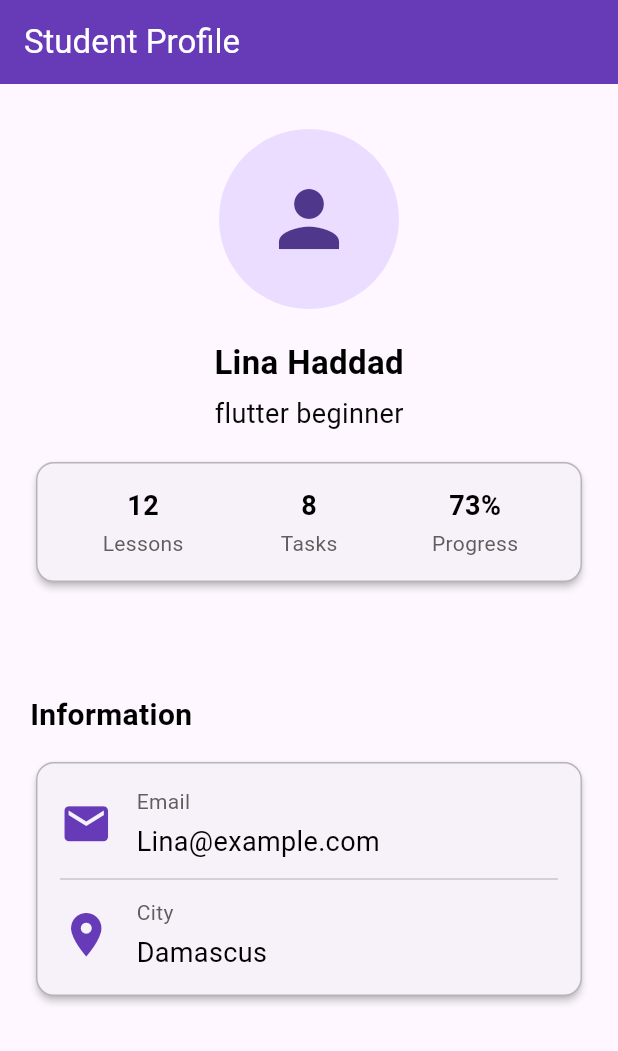
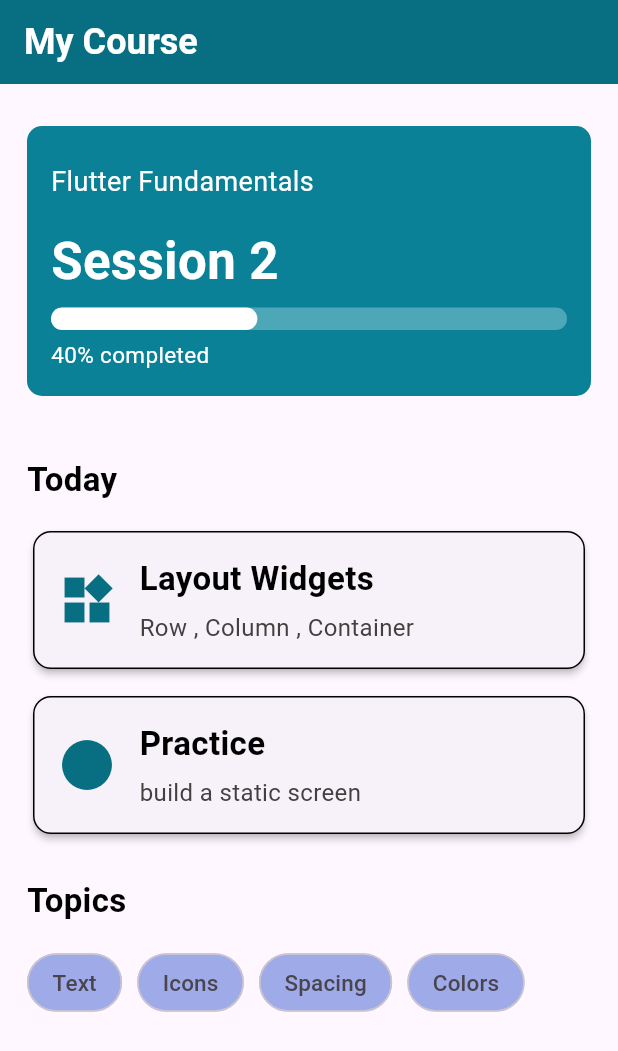
Before and after one commit to samish12/flutter_homeworks, a Flutter app: the screen it shows after launch, on a phone screen of 412 x 824 dp. Shown: the top 1051 px of the screen. Run offline on Flutter 3.47's test engine with Material 3 defaults, Android fonts, the phone set to English and light mode, and no system bars; missing offline and left inert: dart:ffi.

Commit message:
second task done

```diff
--- a/lib/main.dart
+++ b/lib/main.dart
@@ -1,9 +1,10 @@
 import 'package:flutter/material.dart';
 
 import 'task_1_profile.dart';
+import 'task_2_course_dashboard.dart';
 
 void main() {
   runApp(
-    MaterialApp(debugShowCheckedModeBanner: false, home: StudentProfile()),
+    MaterialApp(debugShowCheckedModeBanner: false, home: CourseDashboard()),
   );
 }
--- a/lib/task_2_course_dashboard.dart
+++ b/lib/task_2_course_dashboard.dart
@@ -0,0 +1,206 @@
+import 'dart:ffi';
+
+import 'package:flutter/material.dart';
+
+class CourseDashboard extends StatelessWidget {
+  @override
+  Widget build(BuildContext context) {
+    return Scaffold(
+      appBar: AppBar(
+        title: Text(
+          "My Course",
+          style: TextStyle(
+            fontSize: 24,
+            fontWeight: FontWeight.bold,
+            color: Colors.white,
+          ),
+        ),
+        backgroundColor: Color(0xff086f83),
+      ),
+      body: ListView(
+        padding: EdgeInsets.all(18.0),
+        children: [
+          SizedBox(height: 10),
+          Container(
+            padding: EdgeInsets.all(16.0),
+            height: 180,
+            width: 30,
+            decoration: BoxDecoration(
+              color: Color(0xff0b8197),
+              borderRadius: BorderRadius.circular(10),
+            ),
+            child: Column(
+              crossAxisAlignment: CrossAxisAlignment.start,
+              children: [
+                SizedBox(height: 8),
+                Text(
+                  "Flutter Fundamentals ",
+                  style: TextStyle(fontSize: 18, color: Colors.white),
+                ),
+                SizedBox(height: 16),
+                Text(
+                  "Session 2 ",
+                  style: TextStyle(
+                    fontSize: 34,
+                    fontWeight: FontWeight.bold,
+                    color: Colors.white,
+                  ),
+                ),
+                SizedBox(height: 6),
+                LinearProgressIndicator(
+                  value: 0.4,
+                  backgroundColor: Color(0xff4da7b7),
+                  color: Colors.white,
+                  borderRadius: BorderRadius.circular(10),
+                  minHeight: 15,
+                ),
+                SizedBox(height: 6),
+                Text(
+                  "40% completed",
+                  style: TextStyle(fontSize: 15, color: Colors.white),
+                ),
+              ],
+            ),
+          ),
+          SizedBox(height: 40),
+          Text(
+            "Today",
+            style: TextStyle(
+              fontSize: 22,
+              fontWeight: FontWeight.bold,
+              color: Colors.black,
+            ),
+          ),
+          SizedBox(height: 15),
+          Card(
+            elevation: 2,
+            shape: RoundedRectangleBorder(
+              borderRadius: BorderRadius.circular(12),
+              side: BorderSide(color: Colors.black),
+            ),
+            child: Padding(
+              padding: EdgeInsets.all(16.0),
+              child: Row(
+                children: [
+                  Icon(Icons.widgets, size: 40, color: Color(0xff086f83)),
+                  SizedBox(width: 15),
+                  Expanded(
+                    child: Column(
+                      crossAxisAlignment: CrossAxisAlignment.start,
+                      children: [
+                        Text(
+                          "Layout Widgets",
+                          style: TextStyle(
+                            fontSize: 22,
+                            fontWeight: FontWeight.bold,
+                            color: Colors.black,
+                          ),
+                        ),
+                        SizedBox(height: 6),
+                        Text(
+                          "Row , Column , Container ",
+                          style: TextStyle(
+                            fontSize: 16,
+                            color: const Color.fromARGB(255, 67, 64, 64),
+                          ),
+                        ),
+                      ],
+                    ),
+                  ),
+                ],
+              ),
+            ),
+          ),
+          SizedBox(height: 10),
+          Card(
+            elevation: 2,
+            shape: RoundedRectangleBorder(
+              borderRadius: BorderRadius.circular(12),
+              side: BorderSide(color: Colors.black),
+            ),
+            child: Padding(
+              padding: EdgeInsets.all(16.0),
+              child: Row(
+                children: [
+                  Icon(Icons.circle, size: 40, color: Color(0xff086f83)),
+                  SizedBox(width: 15),
+                  Expanded(
+                    child: Column(
+                      crossAxisAlignment: CrossAxisAlignment.start,
+                      children: [
+                        Text(
+                          "Practice",
+                          style: TextStyle(
+                            fontSize: 22,
+                            fontWeight: FontWeight.bold,
+                            color: Colors.black,
+                          ),
+                        ),
+                        SizedBox(height: 6),
+                        Text(
+                          "build a static screen",
+                          style: TextStyle(
+                            fontSize: 16,
+                            color: const Color.fromARGB(255, 67, 64, 64),
+                          ),
+                        ),
+                      ],
+                    ),
+                  ),
+                ],
+              ),
+            ),
+          ),
+          SizedBox(height: 25),
+          Text(
+            "Topics",
+            style: TextStyle(
+              fontSize: 22,
+              fontWeight: FontWeight.bold,
+              color: Colors.black,
+            ),
+          ),
+          SizedBox(height: 15),
+          Wrap(
+            spacing: 10,
+            runSpacing: 5,
+            children: [
+              Chip(
+                label: Text("Text"),
+                labelStyle: TextStyle(fontSize: 15),
+                backgroundColor: Color.fromARGB(255, 159, 170, 232),
+                shape: RoundedRectangleBorder(
+                  borderRadius: BorderRadiusGeometry.circular(20),
+                ),
+              ),
+              Chip(
+                label: Text("Icons"),
+                labelStyle: TextStyle(fontSize: 15),
+                backgroundColor: Color.fromARGB(255, 159, 170, 232),
+                shape: RoundedRectangleBorder(
+                  borderRadius: BorderRadiusGeometry.circular(20),
+                ),
+              ),
+              Chip(
+                label: Text("Spacing"),
+                labelStyle: TextStyle(fontSize: 15),
+                backgroundColor: Color.fromARGB(255, 159, 170, 232),
+                shape: RoundedRectangleBorder(
+                  borderRadius: BorderRadiusGeometry.circular(20),
+                ),
+              ),
+              Chip(
+                label: Text("Colors"),
+                labelStyle: TextStyle(fontSize: 15),
+                backgroundColor: Color.fromARGB(255, 159, 170, 232),
+                shape: RoundedRectangleBorder(
+                  borderRadius: BorderRadiusGeometry.circular(20),
+                ),
+              ),
+            ],
+          ),
+        ],
+      ),
+    );
+  }
+}
```
